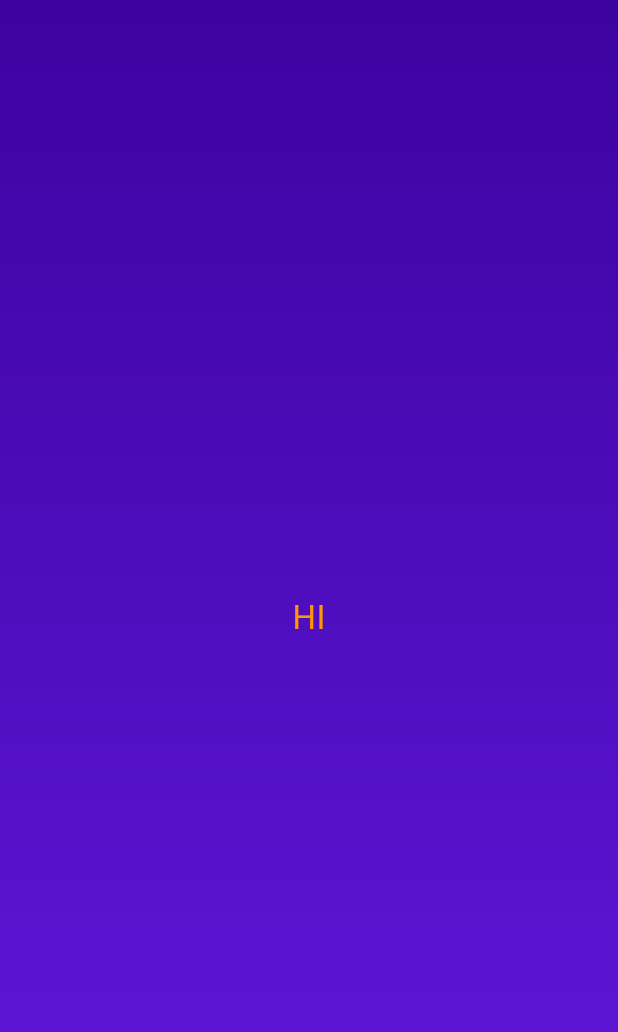
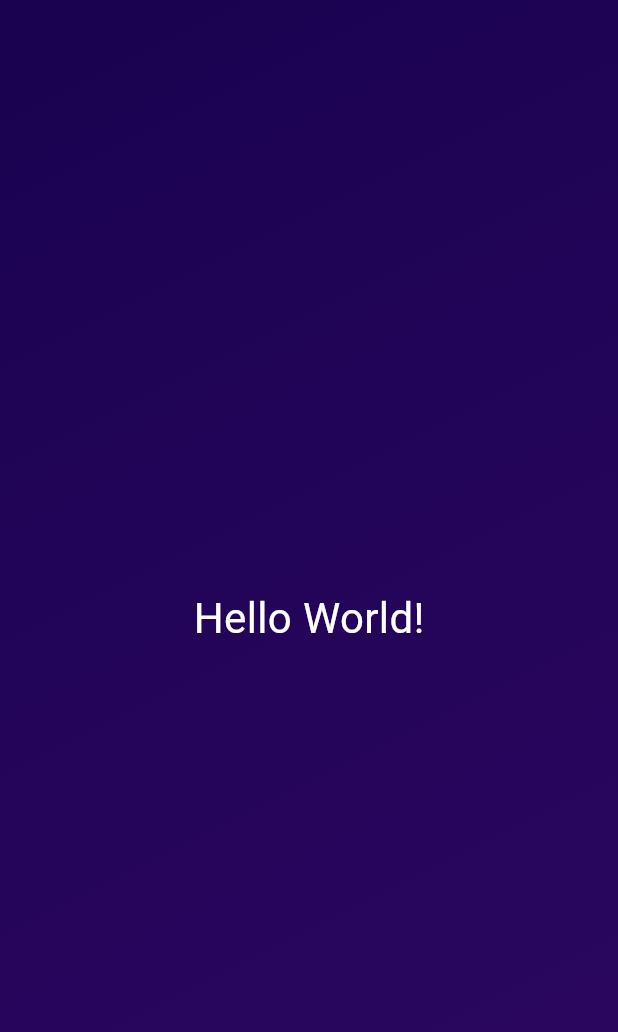
Before and after one commit to xXxGrimReapeRxXx/DartBasics, a Flutter app: the screen it shows after launch, on a phone screen of 412 x 824 dp. Shown: the top 1032 px of the screen. Run offline on Flutter 3.47's test engine with Material 3 defaults, Android fonts, the phone set to English and light mode, and no system bars.

Commit message:
some fixes on mistakes

```diff
--- a/FlutterBasics/first_app/lib/gradient_container.dart
+++ b/FlutterBasics/first_app/lib/gradient_container.dart
@@ -1,24 +1,26 @@
 import 'package:flutter/material.dart';
+
 import 'package:first_app/styled_text.dart';
 
+class GradientContainer extends StatelessWidget {
+  const GradientContainer({super.key});
 
-
-var startAlignment = Alignment.topLeft;
-var endAlignment = Alignment.bottomLeft;
-class GradientContainer extends StatelessWidget  {
- const  GradientContainer({super.key});
   @override
-  Widget build(context){
+  Widget build(context) {
     return Container(
-          decoration:  BoxDecoration(
-            gradient: LinearGradient(colors: [
-               Color.fromARGB(255, 61, 3, 160),
-              Color.fromARGB(255, 97, 25, 221),
-            ], begin: startAlignment, end: endAlignment),
-          ),
-          child: const Center(
-            child:  StyledText()
-          ),
-        );
+      decoration: const BoxDecoration(
+        gradient: LinearGradient(
+          colors: [
+            Color.fromARGB(255, 26, 2, 80),
+            Color.fromARGB(255, 45, 7, 98),
+          ],
+          begin: Alignment.topLeft,
+          end: Alignment.bottomRight,
+        ),
+      ),
+      child: const Center(
+        child: StyledText(),
+      ),
+    );
   }
 }
--- a/FlutterBasics/first_app/lib/styled_text.dart
+++ b/FlutterBasics/first_app/lib/styled_text.dart
@@ -1,13 +1,16 @@
 import 'package:flutter/material.dart';
 
-class StyledText extends StatelessWidget  {
- const  StyledText({super.key});
+class StyledText extends StatelessWidget {
+  const StyledText({super.key});
+
   @override
-  Widget build(context){
+  Widget build(context) {
     return const Text(
-              "HI",
-              style: TextStyle(color: Colors.orange, fontSize: 22),
-              textWidthBasis: TextWidthBasis.longestLine,
-            );
+      'Hello World!',
+      style: TextStyle(
+        color: Colors.white,
+        fontSize: 28,
+      ),
+    );
   }
 }
```
